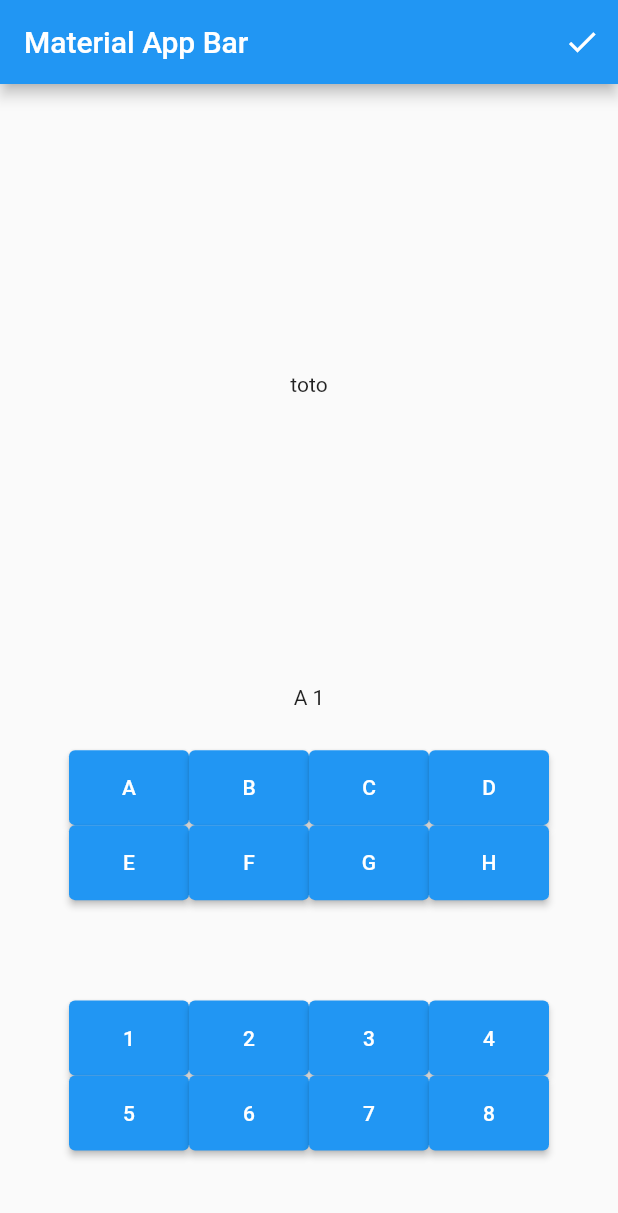
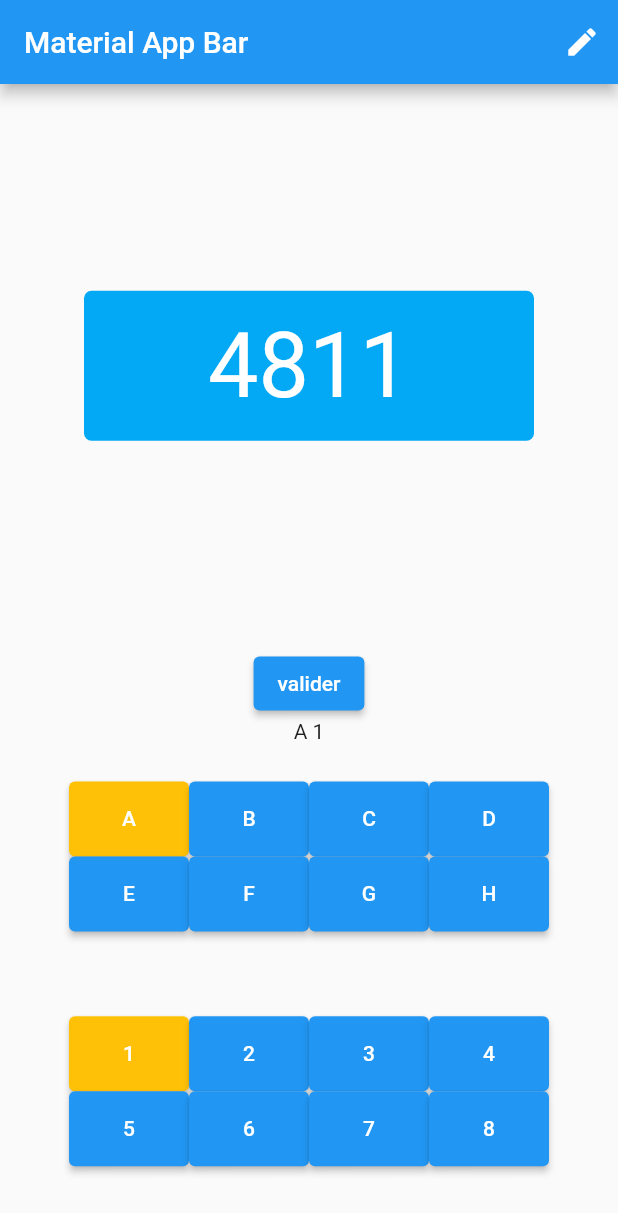
Before and after one commit to streaper2/cardcode, a Flutter app: the screen it shows after launch, on a phone screen of 412 x 824 dp. Shown: the top 1213 px of the screen. Run offline on Flutter 3.47's test engine with Material 2 defaults, Android fonts, the phone set to English and light mode, and no system bars; our stand-ins replace get.

Commit message:
fixed keyboard with selected  color, fixed edit menu

```diff
--- a/lib/Controllers/CodeController.dart
+++ /dev/null
@@ -1,26 +0,0 @@
-import 'package:flutter/material.dart';
-import 'package:get/get.dart';
-
-class CodeController extends GetxController {
-  var letter = "A".obs;
-  var number = 1.obs;
-  final code = {
-    'A': {4811, 6744, 4911, 6663, 9451, 5617, 1489, 7474},
-    'B': {"0339", 6577, 9204, 5578, 5356, 6444, 3581, 4561},
-    'C': {1555, 4026, 7937, 2849, 8501, 5927, 6173, 9928},
-    'D': {5473, 2101, 5819, 4662, 1120, 1732, 8033, 4802}
-  }.obs;
-
-  chooseLetter(l) {
-    print("j'imprime la lettre du controller" + l);
-    letter.value = l;
-  }
-
-  chooseNumber(n) {
-    number.value = n;
-  }
-
-  getData(String cle, pos) {
-    return code[cle]?.elementAt(pos - 1).toString();
-  }
-}
--- /dev/null
+++ b/lib/Controllers/code_controller.dart
@@ -0,0 +1,30 @@
+import 'package:flutter/material.dart';
+import 'package:get/get.dart';
+
+class CodeController extends GetxController {
+  var letter = "A".obs;
+  var number = 1.obs;
+  var code = {
+    'A': ["4811", "6744", "4911", "6663", "9451", "5617", "1489", "7474"],
+    'B': ["0339", "6577", "9204", "5578", "5356", "6444", "3581", "4561"],
+    'C': ["1555", "4026", "7937", "2849", "8501", "5927", "6173", "9928"],
+    'D': ["5473", "2101", "5819", "4662", "1120", "1732", "8033", "4802"]
+  }.obs;
+
+  chooseLetter(l) {
+    letter.value = l;
+    update();
+  }
+
+  chooseNumber(n) {
+    number.value = n;
+  }
+
+  getData(String cle, pos) {
+    return code[cle]?.elementAt(pos - 1).toString();
+  }
+
+  void setData(String data) {
+    code[letter.string]?[number.value - 1] = data;
+  }
+}
--- a/lib/Screens/HomeScreen.dart
+++ /dev/null
@@ -1,60 +0,0 @@
-import 'package:cardcode/Controllers/EditingController.dart';
-import 'package:cardcode/Widgets/CardShowCode.dart';
-import 'package:cardcode/Widgets/Keyboard.dart';
-import 'package:flutter/material.dart';
-import 'package:get/get.dart';
-import 'package:cardcode/Controllers/CodeController.dart';
-import 'package:cardcode/models/CodeModel.dart';
-
-class HomeScreen extends StatelessWidget {
-  final CodeModel code = CodeModel();
-  final CodeController codeController = Get.put(CodeController());
-  final EditingControler edCtrl = Get.put(EditingControler());
-
-  @override
-  Widget build(BuildContext context) {
-    return Scaffold(
-      appBar: AppBar(
-        title: Text('Material App Bar'),
-        actions: [
-          Obx(() => edCtrl.editing.isTrue
-              ? IconButton(
-                  onPressed: () {},
-                  icon: Icon(Icons.create),
-                )
-              : IconButton(
-                  onPressed: () {},
-                  icon: Icon(Icons.done),
-                ))
-        ],
-      ),
-      body: Center(
-        child: Column(
-          children: [
-            Expanded(
-              flex: 60,
-              child: Center(
-                child: Obx(() =>
-                    edCtrl.editing.isTrue ? CardShowCode() : Text("toto")),
-              ),
-            ),
-            Expanded(
-              flex: 5,
-              child: Obx(() => Text(codeController.letter.string +
-                  ' ' +
-                  codeController.number.string)),
-            ),
-            Expanded(
-              flex: 25,
-              child: Keyboard(65, 73, true),
-            ),
-            Expanded(
-              flex: 25,
-              child: Keyboard(65, 73, false),
-            ),
-          ],
-        ),
-      ),
-    );
-  }
-}
--- /dev/null
+++ b/lib/Screens/home_screen.dart
@@ -0,0 +1,80 @@
+import 'package:cardcode/Controllers/editing_controller.dart';
+import 'package:cardcode/Widgets/card_show_code.dart';
+import 'package:cardcode/Widgets/keyboard.dart';
+import 'package:flutter/material.dart';
+import 'package:get/get.dart';
+import 'package:cardcode/Controllers/code_controller.dart';
+
+class HomeScreen extends StatelessWidget {
+  final CodeController codeController = Get.put(CodeController());
+  final EditingControler edCtrl = Get.put(EditingControler());
+  var txt = TextEditingController();
+
+  @override
+  Widget build(BuildContext context) {
+    return Scaffold(
+      appBar: AppBar(
+        title: Text('Material App Bar'),
+        actions: [
+          Obx(() => edCtrl.editing.isFalse
+              ? IconButton(
+                  onPressed: () {},
+                  icon: Icon(Icons.create),
+                )
+              : IconButton(
+                  onPressed: () {},
+                  icon: Icon(Icons.done),
+                ))
+        ],
+      ),
+      body: Center(
+        child: Column(
+          children: [
+            Expanded(
+              flex: 60,
+              child: Center(
+                child: Obx(
+                  () => edCtrl.editing.isFalse
+                      ? CardShowCode()
+                      : TextFormField(
+                          controller: txt,
+                          decoration: InputDecoration(
+                            hintText: codeController.letter.value +
+                                codeController.number.string,
+                          ),
+                          validator: (value) {
+                            print(value);
+                          },
+                        ),
+                ),
+              ),
+            ),
+            ElevatedButton(
+              onPressed: () {
+                print('ok');
+                codeController.setData(txt.text);
+              },
+              child: Text('valider'),
+            ),
+            Expanded(
+              flex: 5,
+              child: Obx(
+                () => Text(codeController.letter.string +
+                    ' ' +
+                    codeController.number.string),
+              ),
+            ),
+            Expanded(
+              flex: 25,
+              child: Keyboard(65, 73, true),
+            ),
+            Expanded(
+              flex: 25,
+              child: Keyboard(65, 73, false),
+            ),
+          ],
+        ),
+      ),
+    );
+  }
+}
--- a/lib/Widgets/Keyboard.dart
+++ b/lib/Widgets/Keyboard.dart
@@ -1,5 +1,5 @@
-import 'package:cardcode/Controllers/CodeController.dart';
-import 'package:cardcode/Controllers/EditingController.dart';
+import 'package:cardcode/Controllers/code_controller.dart';
+import 'package:cardcode/Controllers/editing_controller.dart';
 import 'package:flutter/material.dart';
 import 'package:get/get.dart';
 
@@ -19,22 +19,44 @@ class Keyboard extends StatelessWidget {
       child: Wrap(
         children: [
           for (var i = this.debut; i < this.fin; i++)
-            ElevatedButton(
-              child: Text(
-                  this.letter ? String.fromCharCode(i) : (i - 64).toString()),
+            Obx(
+              () => ElevatedButton(
+                  child: Text(this.letter
+                      ? String.fromCharCode(i)
+                      : (i - 64).toString()),
                   onPressed: () {
                     if (letter) {
                       codeController.chooseLetter(String.fromCharCode(i));
                     } else {
                       codeController.chooseNumber(i - 64);
                     }
+                    print(codeController.letter.value);
                   },
                   onLongPress: () {
                     edCtrl.editing.value = !edCtrl.editing.value;
                   },
-              style: ElevatedButton.styleFrom(
+                  /*style: ElevatedButton.styleFrom(
+                  primary:
+                      codeController.letter.value == String.fromCharCode(i) &&
+                              this.letter
+                          ? Colors.amber
+                          : Colors.blue,
                   fixedSize: Size(80, 50),
-              ),
+                ),*/
+                  style: letter
+                      ? ElevatedButton.styleFrom(
+                          primary: codeController.letter.value ==
+                                  String.fromCharCode(i)
+                              ? Colors.amber
+                              : Colors.blue,
+                          fixedSize: Size(80, 50),
+                        )
+                      : ElevatedButton.styleFrom(
+                          primary: codeController.number.value == i - 64
+                              ? Colors.amber
+                              : Colors.blue,
+                          fixedSize: Size(80, 50),
+                        )),
             ),
         ],
       ),
--- a/lib/Widgets/CardShowCode.dart
+++ b/lib/Widgets/card_show_code.dart
@@ -1,9 +1,8 @@
 import 'dart:ui';
 
-import 'package:cardcode/Controllers/CodeController.dart';
+import 'package:cardcode/Controllers/code_controller.dart';
 import 'package:flutter/material.dart';
 import 'package:get/get.dart';
-import 'package:cardcode/Controllers/CodeController.dart';
 
 class CardShowCode extends StatelessWidget {
   final CodeController codeController = Get.find();
@@ -16,7 +15,7 @@ class CardShowCode extends StatelessWidget {
         child: Container(
           height: 100,
           width: 300,
-          decoration: BoxDecoration(
+          decoration: const BoxDecoration(
               color: Colors.lightBlue,
               borderRadius: BorderRadius.all(Radius.circular(5))),
           child: Center(
--- a/lib/main.dart
+++ b/lib/main.dart
@@ -1,6 +1,4 @@
-import 'dart:convert';
-import 'package:cardcode/Controllers/CodeController.dart';
-import 'package:cardcode/Screens/HomeScreen.dart';
+import 'package:cardcode/Screens/home_screen.dart';
 import 'package:cardcode/models/CodeModel.dart';
 import 'package:flutter/material.dart';
 import 'package:get/get.dart';
@@ -8,7 +6,6 @@ import 'package:get/get.dart';
 void main() => runApp(MyApp());
 
 class MyApp extends StatelessWidget {
-  var number = 0;
   @override
   Widget build(BuildContext context) {
     return GetMaterialApp(
```
Also changed, not shown: lib/Controllers/editing_controller.dart (renamed from lib/Controllers/EditingController.dart), 1 other file. Lines whose indentation alone changed are shown as unchanged.
